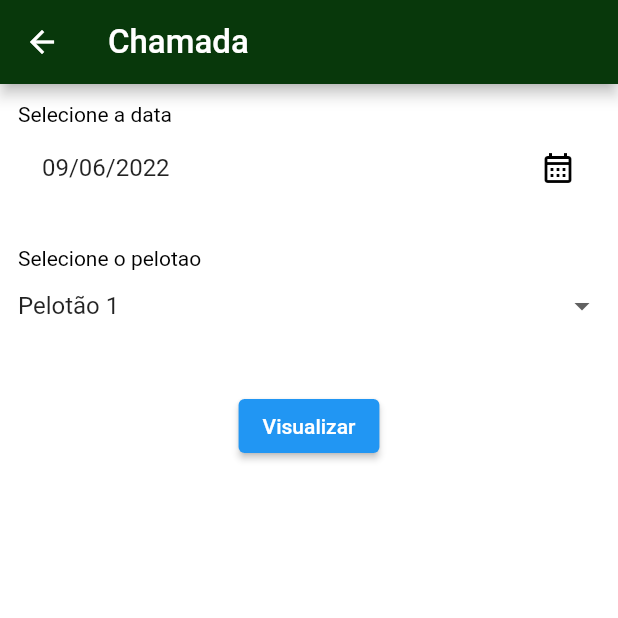
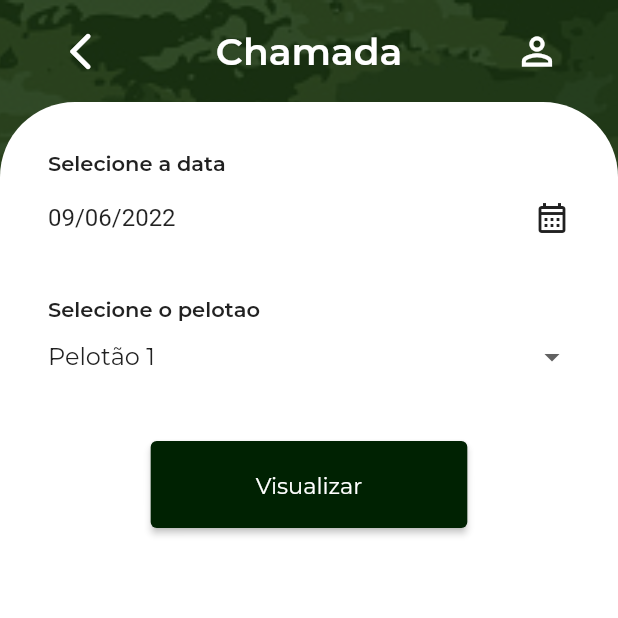
Before and after one commit to MatheusAmaros/tg-app, a Flutter app: the ChamadaPelotaoVisualizarView screen opened by its route, on a phone screen of 412 x 824 dp, the top half of it. Run offline on Flutter 3.47's test engine with Material 2 defaults, Android fonts, the phone set to English and light mode, and no system bars; our stand-ins replace cloud_firestore, firebase_auth, firebase_core, fluttertoast, google_fonts, mask_text_input_formatter and 2 more; missing offline and left inert: dart:html; accounts and stored records are empty; Roboto replaces fonts that are missing (Poppins).

Commit message:
Redesign da tela chamadaPelotaoVisualizar

```diff
--- a/lib/view/chamada.view.dart
+++ b/lib/view/chamada.view.dart
@@ -2,8 +2,6 @@ import 'package:firebase_auth/firebase_auth.dart';
 import 'package:flutter/material.dart';
 import 'package:cloud_firestore/cloud_firestore.dart';
 import 'package:intl/intl.dart';
-import 'package:tg_app/model/atirador.model.dart';
-import 'package:tg_app/model/chamada.model.dart';
 
 class ChamadaView extends StatefulWidget {
 
--- a/lib/view/chamadaPelotaoVisualizar.view.dart
+++ b/lib/view/chamadaPelotaoVisualizar.view.dart
@@ -10,10 +10,10 @@ class _chamadaPelotaoVisualizarViewState extends State<ChamadaPelotaoVisualizarV
 
   List<DropdownMenuItem<String>> get dropdownItemsPelotao {
     List<DropdownMenuItem<String>> menuItems = [
-      DropdownMenuItem(child: Text("Pelotão 1"), value: "1"),
-      DropdownMenuItem(child: Text("Pelotão 2"), value: "2"),
-      DropdownMenuItem(child: Text("Pelotão 3"), value: "3"),
-      DropdownMenuItem(child: Text("Pelotão 4"), value: "4"),
+      DropdownMenuItem(child: Text("Pelotão 1",  style: TextStyle(color: Colors.grey.shade900, fontFamily: 'Montserrat',)), value: "1"),
+      DropdownMenuItem(child: Text("Pelotão 2",  style: TextStyle(color: Colors.grey.shade900, fontFamily: 'Montserrat',)), value: "2"),
+      DropdownMenuItem(child: Text("Pelotão 3",  style: TextStyle(color: Colors.grey.shade900, fontFamily: 'Montserrat',)), value: "3"),
+      DropdownMenuItem(child: Text("Pelotão 4",  style: TextStyle(color: Colors.grey.shade900, fontFamily: 'Montserrat',)), value: "4"),
     ];
     return menuItems;
   }
@@ -24,38 +24,74 @@ class _chamadaPelotaoVisualizarViewState extends State<ChamadaPelotaoVisualizarV
 
     Widget build(BuildContext context) {
       return Scaffold(
-        backgroundColor: Colors.white,
-        appBar: AppBar(
-          backgroundColor: Color.fromARGB(255, 8, 56, 11),
-          automaticallyImplyLeading: true,
-          title: Text(
-            'Chamada',
-            textAlign: TextAlign.justify,
-            style: TextStyle(
-              fontFamily: 'Poppins',
-              color: Colors.white,
-              fontSize: 22,
+      backgroundColor: Color.fromARGB(255, 0, 34, 2),
+      body: Container(
+        decoration: BoxDecoration(
+          image: DecorationImage(
+            fit: BoxFit.cover,
+            colorFilter: ColorFilter.mode(Colors.black.withOpacity(0.25), BlendMode.dstATop),
+            image: Image.asset('assets/images/camuflagem2.jpg',).image,
           ),
         ),
-          actions: [],
-          centerTitle: false,
+        child: Column(
+          crossAxisAlignment: CrossAxisAlignment.start,
+          children: <Widget>[
+            Container(
+              padding: EdgeInsets.only(top: 10.0, left: 30.0, right: 30.0, bottom: 10.0),
+              child: Column(
+                crossAxisAlignment: CrossAxisAlignment.start,
+                children: [
+                  Row(
+                    mainAxisAlignment: MainAxisAlignment.spaceBetween,
+                    children: [
+                      IconButton(
+                        icon: Icon(Icons.arrow_back_ios_rounded),
+                        iconSize: 30,
+                        color: Colors.white,
+                        onPressed: () {
+                          Navigator.of(context).pop();
+                        },
                       ),
-        body: Container(
+                      Text('Chamada', style: TextStyle(fontSize: 25, color: Colors.white, fontFamily: 'Montserrat-S',)),
+                      IconButton(
+                        icon: Icon((Icons.perm_identity_sharp)),
+                        iconSize: 30,
+                        color: Colors.white,
+                        onPressed: () {},
+                      ),
+                    ],
+                  )
+                ],
+              ),
+            ),
+            Expanded(
+              child: Container(
+                padding: EdgeInsets.symmetric(horizontal: 20.0),
+                decoration: BoxDecoration(
+                  color: Colors.white,
+                  borderRadius: BorderRadius.only(
+                    topLeft: Radius.circular(50.0),
+                    topRight: Radius.circular(50.0),
+                  ),
+                ),
                 child: Column(
                   children: [
                     Container(
+                      padding: EdgeInsets.fromLTRB(0, 20, 0, 0),
                       margin: EdgeInsets.fromLTRB(12, 12, 12, 12),
                       child: Column(
                         crossAxisAlignment: CrossAxisAlignment.start,
                         children: [
                           Text('Selecione a data',
                             style: TextStyle(
-                        color: Colors.black,
+                              color: Colors.grey.shade900,
+                              fontFamily: 'Montserrat-S',
                             )
                           ),
                           ListTile(
+                            contentPadding: EdgeInsets.fromLTRB(0, 0, 0, 0),
                             title: Text(dataText),
-                      trailing: Icon(Icons.calendar_month_outlined, color: Colors.black),
+                            trailing: Icon(Icons.calendar_month_outlined, color: Colors.grey.shade900),
                             onTap: () async {
                               DateTime? datePicker = await showDatePicker(
                                 context: context,
@@ -65,7 +101,7 @@ class _chamadaPelotaoVisualizarViewState extends State<ChamadaPelotaoVisualizarV
                                 builder: (context, child) => Theme(
                                   data: ThemeData().copyWith(
                                     colorScheme: ColorScheme.light(
-                                primary: Colors.grey.shade800,
+                                      primary: Color.fromARGB(255, 0, 34, 2),
                                       onPrimary: Colors.white,
                                     )
                                   ),
@@ -80,7 +116,7 @@ class _chamadaPelotaoVisualizarViewState extends State<ChamadaPelotaoVisualizarV
                             }
                           )
                         ],
-                )
+                      ),
                     ),
                     Container(
                       margin: EdgeInsets.fromLTRB(12, 12, 12, 12),
@@ -89,7 +125,8 @@ class _chamadaPelotaoVisualizarViewState extends State<ChamadaPelotaoVisualizarV
                         children: [
                           Text('Selecione o pelotao',
                             style: TextStyle(
-                        color: Colors.black,
+                              color: Colors.grey.shade900,
+                              fontFamily: 'Montserrat-S',
                             )
                           ),
                           DropdownButton(
@@ -111,7 +148,11 @@ class _chamadaPelotaoVisualizarViewState extends State<ChamadaPelotaoVisualizarV
                       padding: EdgeInsets.all(20),
                       alignment: Alignment.topCenter,
                       child:ElevatedButton(
-                  child: Text("Visualizar"),
+                        child: Text("Visualizar", style: TextStyle(fontSize: 15, color: Colors.white, fontFamily: 'Montserrat',)),
+                        style: ElevatedButton.styleFrom(
+                          primary: Color.fromARGB(255, 0, 34, 2),
+                          padding: EdgeInsets.symmetric(horizontal: 70, vertical: 20),
+                        ),
                         onPressed:() {
                           Navigator.of(context).pushNamed('/chamadaV', arguments: {'pelotao': pelotao, 'dataText': dataText, 'dataInv': dataInicial});
                         },
@@ -119,8 +160,11 @@ class _chamadaPelotaoVisualizarViewState extends State<ChamadaPelotaoVisualizarV
                     ),
                   ]
                 )
-        )
+              ),
+            ),
+          ],
+        ),
+      ),
     );
   }
-
 }
```
Also changed, not shown: 1 other file. Lines whose indentation alone changed are shown as unchanged.
